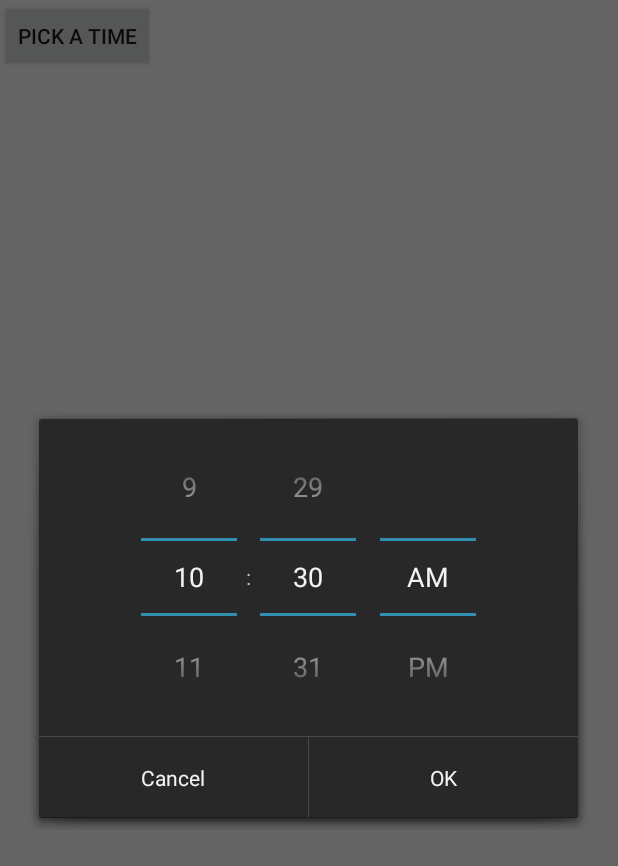
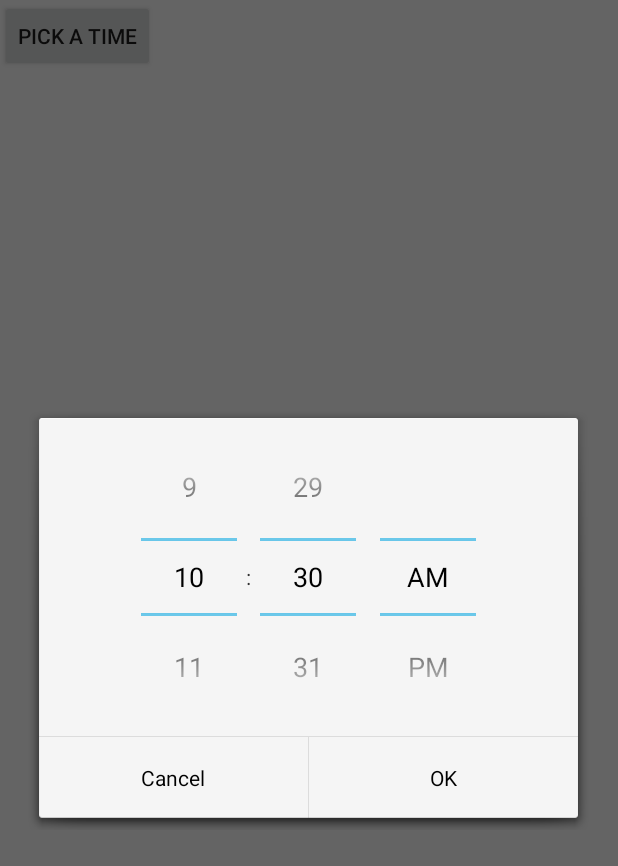
Before and after one commit to WooVictory/android_practice, an Android app: the TimePickerExamActivity screen opened directly, with no data from a screen before it, after a tap on "PICK A TIME", on a phone screen of 412 x 824 dp. Shown: the top 866 px of the screen. Run offline under Robolectric (Android 15) with nearby library versions, the phone set to English and light mode, and no system bars; our stand-ins replace ButterKnife; Roboto replaces fonts that are not available here.

Commit message:
TimePickerExam 액티비티에 주석 내용 추가

```diff
--- a/20180116java/app/src/main/java/app/cosmos/a20180116java/DataOrTimeExam/TimePickerExamActivity.java
+++ b/20180116java/app/src/main/java/app/cosmos/a20180116java/DataOrTimeExam/TimePickerExamActivity.java
@@ -29,22 +29,39 @@ public class TimePickerExamActivity extends AppCompatActivity {
 
     /*FIXME
     타임피커를 다이얼로그로 띄우는 방법
-    20180207 이승우
+    TimpickerFragment 클래스를 만든다.
+    그리고 DialogFragment()를 상속받고 TimePickerDialog.OnTimeSetListener 인터페이스를 구현한다.
     * */
     public static class TimePickerFragment extends DialogFragment implements TimePickerDialog.OnTimeSetListener{
 
+        /*FIXME
+        * 그리고 오버라이드해야 할 함수들을 오버라이드한다.
+        * 여기서 오버라이드해서 사용할 함수들은
+        * onCreateDialog와 onTimeSet 함수이다.
+        * */
         @NonNull
         @Override
         public Dialog onCreateDialog(Bundle savedInstanceState) {
+            /*FIXME
+            * onCreateDialog는 Dialog창을 만들 수 있도록 해준다.
+            * 일단, Calnedar 객체를 만든다.
+            * 그리고 TimePickerDialog를 위한 시간과 분 정보를 받아온다.
+            * Dialog를 반환해야 하므로
+            * return 값으로 TimePickerDialog 객체를 만들어서 반환해준다.
+            * */
             final Calendar c = Calendar.getInstance();
             int hour = c.get(Calendar.HOUR_OF_DAY);
             int minute = c.get(Calendar.MINUTE);
 
-            return new TimePickerDialog(getActivity(), AlertDialog.THEME_HOLO_DARK,this,hour,minute, android.text.format.DateFormat.is24HourFormat(getContext()));
+            return new TimePickerDialog(getActivity(), AlertDialog.THEME_HOLO_LIGHT,this,hour,minute, android.text.format.DateFormat.is24HourFormat(getContext()));
         }
 
         @Override
         public void onTimeSet(TimePicker timePicker, int hour, int minute) {
+            /*FIXME
+            * onCreateDialog에서 Calendar를 통해서 가지고 온 시간 정보를
+            * onTimeSet에서 받아서 TextView에 설정한다.
+            * */
             Datehour = hour;
             Dateminute = minute;
             TimePickerText.setText("시간:"+hour+"시"+minute+"분");
@@ -56,6 +73,10 @@ public class TimePickerExamActivity extends AppCompatActivity {
         setContentView(R.layout.activity_time_picker_exam2);
         ButterKnife.bind(this);
 
+        /*FIXME
+        * 여기는 ButterKnife를 사용하지 않았음.
+        * 왜냐하면 static으로 선언이 안되서 일단 이렇게 했음
+        * */
         TimePickerText = (TextView) findViewById(R.id.TimePickerText);
     }
     @OnClick(R.id.TimePickerBtn)
@@ -64,6 +85,13 @@ public class TimePickerExamActivity extends AppCompatActivity {
         switch (view.getId())
         {
             case R.id.TimePickerBtn:
+                /*FIXME
+                * 버튼 클릭시
+                * DialogFragment를 TimePickerFragment() 클래스로부터 객체인 newfragment를 생성한다.
+                * 다이얼로그인 newfragment.show()를 통해서 다이얼로그를 띄운다.
+                * 타입은 DialogFragment이지만, TimePickerFragment()로부터 만들었기 때문에
+                * TimePicker가 다이얼로그 형태로 화면에 보여진다.
+                * */
                 DialogFragment newfragment = new TimePickerFragment();
                 newfragment.show(getSupportFragmentManager(),"timePicker");
                 break;
```
